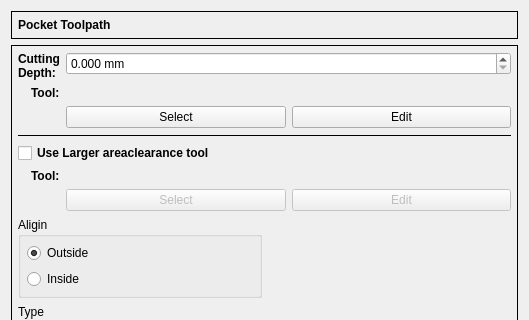
Before: the Qt Designer form G2G/forms/pocketform.ui in aLDime/GERBER_X2, drawn with Qt 5; both pictures show x 0 to 529 and y 0 to 320 of the 529 by 859 pixel window.
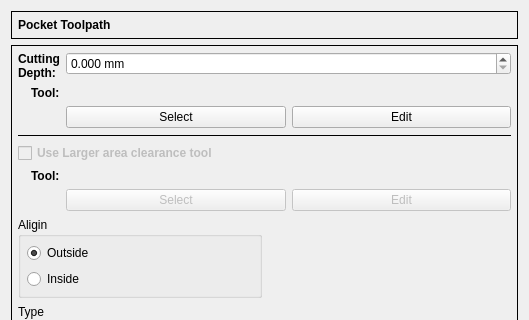
After: the same form once the commit is applied. Icons and pictures are not drawn.

The edit to the form file:
```diff
--- a/G2G/forms/pocketform.ui
+++ b/G2G/forms/pocketform.ui
@@ -393,6 +393,9 @@
       </item>
       <item row="4" column="0" colspan="2">
        <widget class="QCheckBox" name="chbxUseTwoTools">
+        <property name="enabled">
+         <bool>false</bool>
+        </property>
         <property name="font">
          <font>
           <weight>75</weight>
@@ -400,7 +403,7 @@
          </font>
         </property>
         <property name="text">
-         <string>Use Larger areaclearance tool</string>
+         <string>Use Larger area clearance tool</string>
         </property>
        </widget>
       </item>
```
